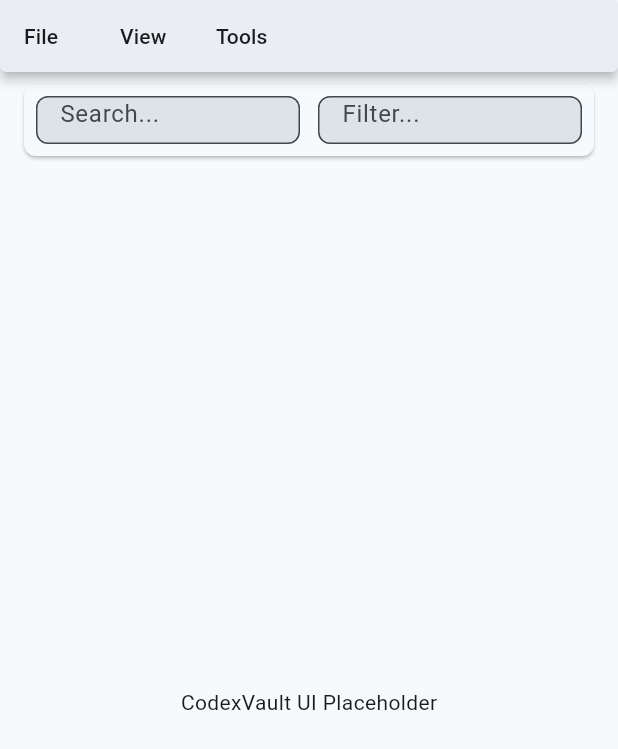
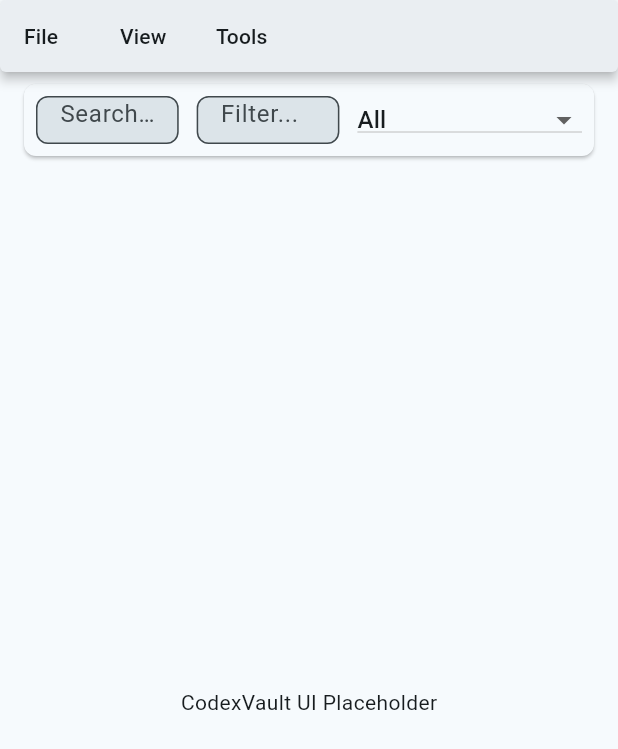
Before and after one commit to cohinteractive/exiv, a Flutter app: the screen it shows after launch, on a phone screen of 412 x 824 dp. Shown: the top 749 px of the screen. Run offline on Flutter 3.47's test engine with Material 3 defaults, Android fonts, the phone set to English and light mode, and no system bars; missing offline and left inert: window_manager.

Commit message:
Log filter dropdown feature

```diff
--- /dev/null
+++ b/lib/filter_state.dart
@@ -0,0 +1,8 @@
+import 'package:flutter/material.dart';
+
+/// Manages the currently selected filter type for the filter dropdown.
+class FilterState {
+  /// Selected filter type displayed in the dropdown. Defaults to 'All'.
+  static final ValueNotifier<String> selectedFilter =
+      ValueNotifier<String>('All');
+}
--- a/lib/main.dart
+++ b/lib/main.dart
@@ -3,6 +3,7 @@ import 'package:window_manager/window_manager.dart';
 import 'menu_constants.dart';
 import 'menu_router.dart';
 import 'search_filter_controller.dart';
+import 'filter_state.dart';
 
 void main() async {
   WidgetsFlutterBinding.ensureInitialized();
@@ -106,6 +107,40 @@ class _ScaffoldWithMenuState extends State<ScaffoldWithMenu> {
                           ),
                         ),
                       ),
+                      const SizedBox(width: 12),
+                      ValueListenableBuilder<String>(
+                        valueListenable: FilterState.selectedFilter,
+                        builder: (context, value, child) {
+                          return DropdownButton<String>(
+                            hint: const Text('Select Filter Type'),
+                            value: value,
+                            onChanged: (newValue) {
+                              if (newValue != null) {
+                                FilterState.selectedFilter.value = newValue;
+                                debugPrint('Filter type selected: $newValue');
+                              }
+                            },
+                            items: const [
+                              DropdownMenuItem(
+                                value: 'All',
+                                child: Text('All'),
+                              ),
+                              DropdownMenuItem(
+                                value: 'Vaults',
+                                child: Text('Vaults'),
+                              ),
+                              DropdownMenuItem(
+                                value: 'Conversations',
+                                child: Text('Conversations'),
+                              ),
+                              DropdownMenuItem(
+                                value: 'Exchanges',
+                                child: Text('Exchanges'),
+                              ),
+                            ],
+                          );
+                        },
+                      ),
                     ],
                   ),
                 ),
```
Also changed, not shown: 1 other file.
